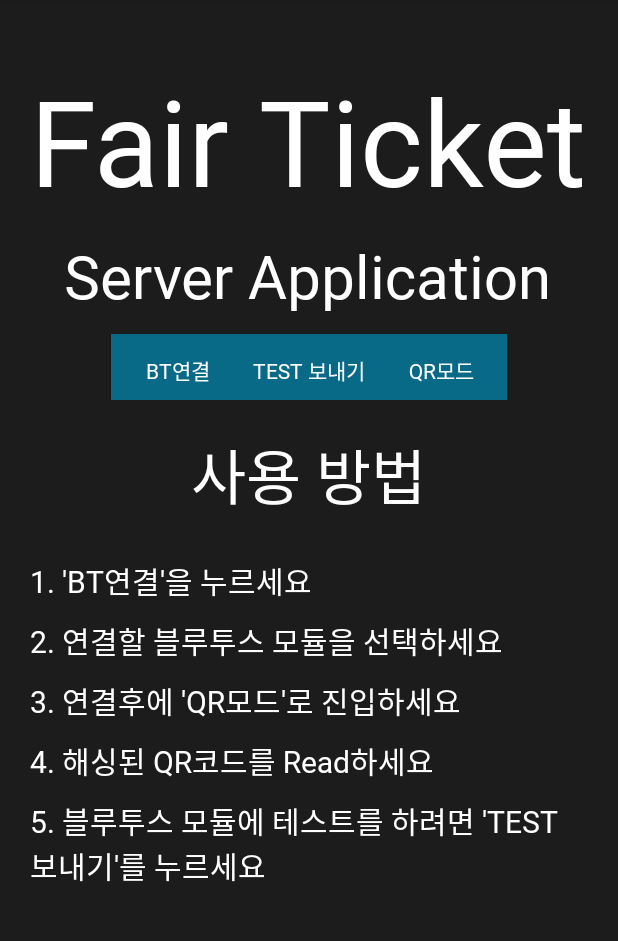
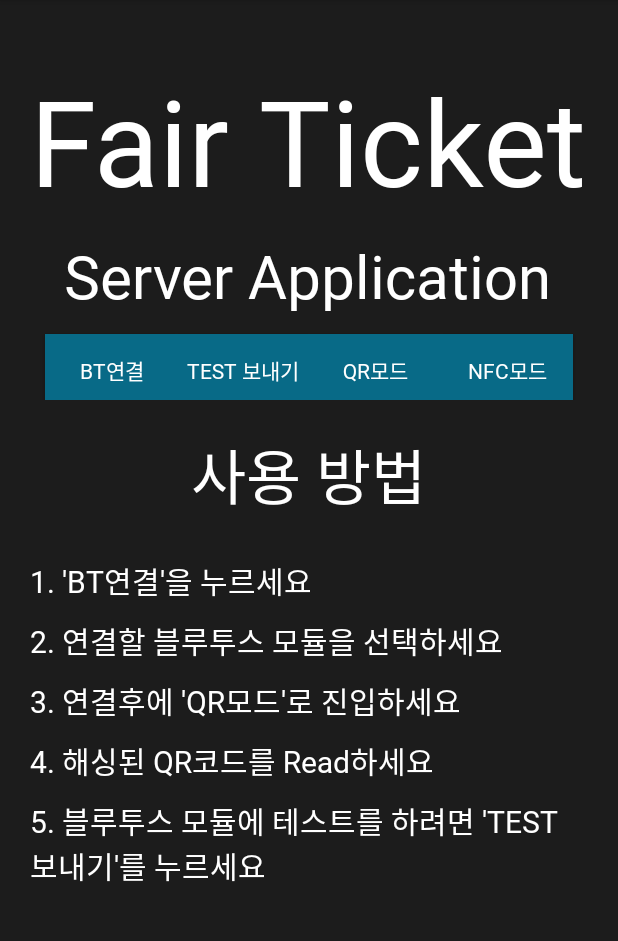
Before and after one commit to SongYunMin/Capstone-Design-Server, an Android app: the screen it shows after launch (MainActivity), on a phone screen of 412 x 824 dp, the part 84-1025 px from its top. Run offline under Robolectric (Android 15) with nearby library versions, the phone set to English and light mode, and no system bars; libraries missing offline, so code that uses them is left out: app.akexorcist.bluetotohspp, com.google.zxing.integration; 5 statements that could not run were skipped.

Commit message:
NFC Mode Start

```diff
--- a/app/src/main/java/com/example/capstone_design_qrserver/MainActivity.java
+++ b/app/src/main/java/com/example/capstone_design_qrserver/MainActivity.java
@@ -120,8 +120,9 @@ public class MainActivity extends AppCompatActivity {
         super.onActivityResult(requestCode, resultCode, data);
         IntentResult result = IntentIntegrator.parseActivityResult(requestCode, resultCode, data);
         if (requestCode == BluetoothState.REQUEST_CONNECT_DEVICE) {
-            if (resultCode == Activity.RESULT_OK)
+            if (resultCode == Activity.RESULT_OK) {
                 bt.connect(data);
+            }
         } else if (requestCode == BluetoothState.REQUEST_ENABLE_BT) {
             if (resultCode == Activity.RESULT_OK) {
                 bt.setupService();
@@ -150,10 +151,8 @@ public class MainActivity extends AppCompatActivity {
                 for (int i = 0; i < 5000; i++) {
                     System.out.println("Test");
                 }
-
                 // 웹서버 결과값 받음
                 String temp = http.GetResult();
-
                 // 예약이 되어있는 티켓이라면?
                 if (temp.equals("true\n")) { // 티켓 일치시 구현부
                     bt.send("1",true);
--- a/app/src/main/res/layout/activity_main.xml
+++ b/app/src/main/res/layout/activity_main.xml
@@ -72,11 +72,20 @@
             android:layout_width="wrap_content"
             android:layout_height="wrap_content"
             android:layout_marginTop="8dp"
+            android:background="#086A87"
             android:fontFamily="@font/seoulnamsanb"
+            android:text="QR모드"
+            android:textColor="#FFFFFF" />
+
+        <Button
+            android:id="@+id/NFCMode"
+            android:layout_width="wrap_content"
+            android:layout_height="wrap_content"
+            android:layout_marginTop="8dp"
             android:background="#086A87"
-        android:text="QR모드"
-        android:textColor="#FFFFFF"
-        />
+            android:fontFamily="@font/seoulnamsanb"
+            android:text="NFC모드"
+            android:textColor="#FFFFFF" />
 
     </LinearLayout>
 
```
Lines whose indentation alone changed are shown as unchanged.
